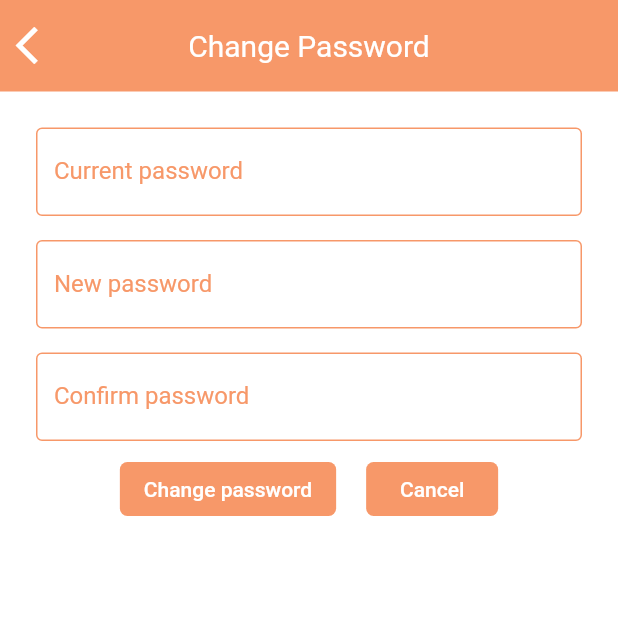
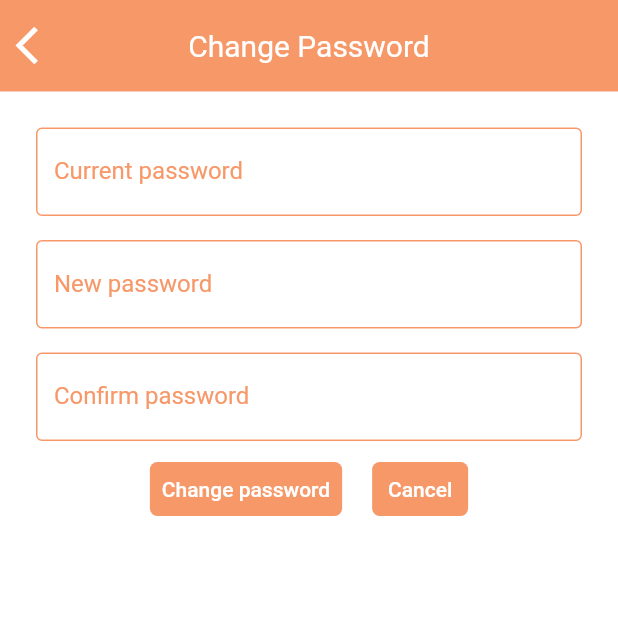
Before and after one commit to xoflo/pcos, a Flutter app: the ChangePassword screen opened by its route, on a phone screen of 412 x 824 dp, the top half of it. Run offline on Flutter 3.47's test engine with Material 2 defaults, Android fonts, the phone set to English and light mode, and no system bars; our stand-ins replace avatar_glow, carousel_slider, chewie, connectivity, device_info, email_validator and 15 more; missing offline and left inert: intercom_flutter, launch_review, notification_permissions, onesignal_flutter; accounts and stored records are empty; network calls fail.

Commit message:
Solving the Flutter upgrade suggestions.

```diff
--- a/lib/widgets/shared/color_button.dart
+++ b/lib/widgets/shared/color_button.dart
@@ -18,13 +18,20 @@ class ColorButton extends StatelessWidget {
     this.width = 0,
   });
 
+  Color getBackgroundColor(Set<MaterialState> states) {
+    return color;
+  }
+
   @override
   Widget build(BuildContext context) {
-    return FlatButton(
-      shape: new RoundedRectangleBorder(
-        borderRadius: new BorderRadius.circular(5.0),
-      ),
-      color: color,
+    return TextButton(
+      style: ButtonStyle(
+          backgroundColor:
+              MaterialStateProperty.resolveWith(getBackgroundColor),
+          shape: MaterialStateProperty.all<RoundedRectangleBorder>(
+              RoundedRectangleBorder(
+            borderRadius: BorderRadius.circular(5.0),
+          ))),
       onPressed: () {
         if (!isUpdating) {
           onTap();
```
Also changed, not shown: 2 other files.
